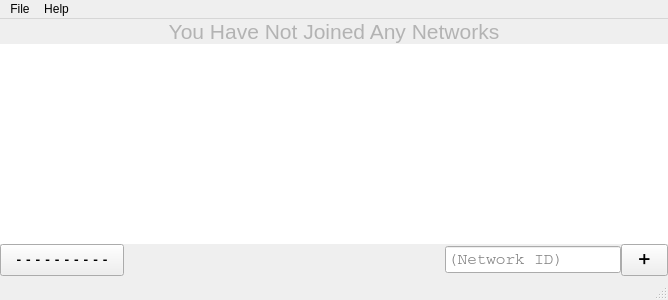
The window that ZeroTierUI/mainwindow.ui (zerotier/ZeroTierOne) describes before a commit, drawn with Qt 5.
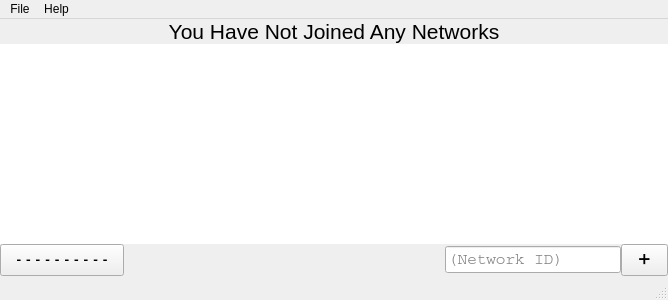
The same window after the commit. Icons and pictures are not drawn.

Commit message: Qt GUI now builds and runs on Windows. On Windows it can (via its manifest) automatically request admin rights on launch, which plugs it nicely into Windows' admin rights system without requiring file copies and such.

What changed in the file:
```diff
--- a/ZeroTierUI/mainwindow.ui
+++ b/ZeroTierUI/mainwindow.ui
@@ -36,43 +36,6 @@
     </property>
     <item>
      <widget class="QLabel" name="noNetworksLabel">
-      <property name="palette">
-       <palette>
-        <active>
-         <colorrole role="WindowText">
-          <brush brushstyle="SolidPattern">
-           <color alpha="64">
-            <red>0</red>
-            <green>0</green>
-            <blue>0</blue>
-           </color>
-          </brush>
-         </colorrole>
-        </active>
-        <inactive>
-         <colorrole role="WindowText">
-          <brush brushstyle="SolidPattern">
-           <color alpha="64">
-            <red>0</red>
-            <green>0</green>
-            <blue>0</blue>
-           </color>
-          </brush>
-         </colorrole>
-        </inactive>
-        <disabled>
-         <colorrole role="WindowText">
-          <brush brushstyle="SolidPattern">
-           <color alpha="255">
-            <red>127</red>
-            <green>127</green>
-            <blue>127</blue>
-           </color>
-          </brush>
-         </colorrole>
-        </disabled>
-       </palette>
-      </property>
       <property name="font">
        <font>
         <pointsize>16</pointsize>
```
Left out of the diff: 2 changed lines with no effect on the pictures. The commit also changes 5 other files.
